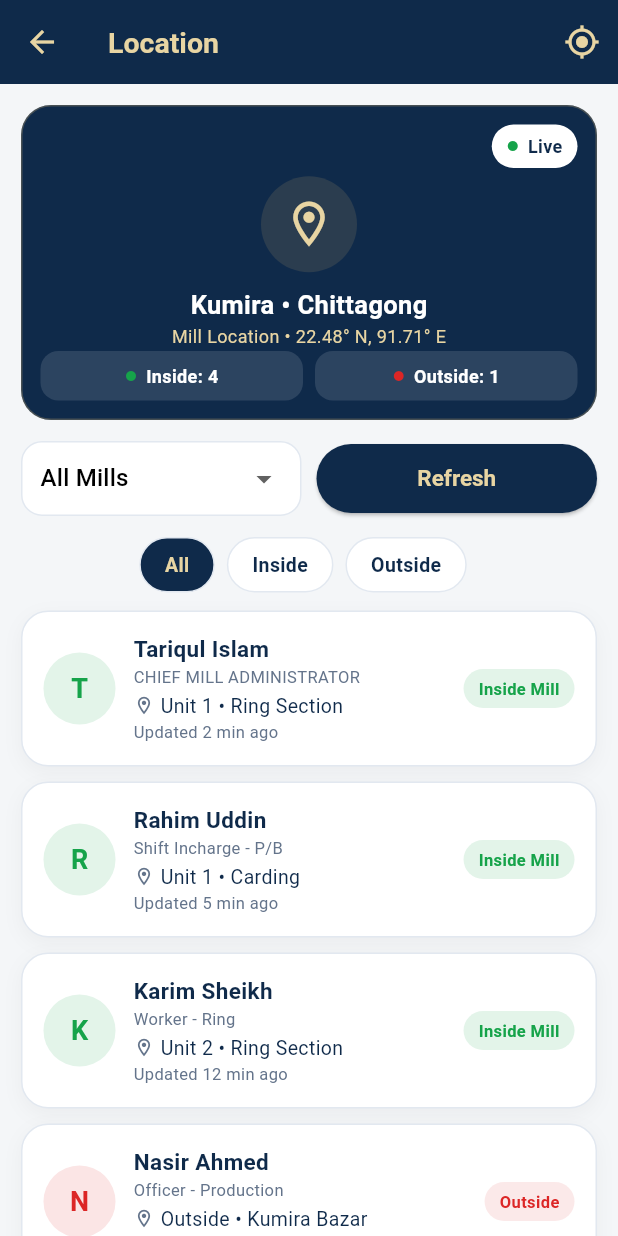
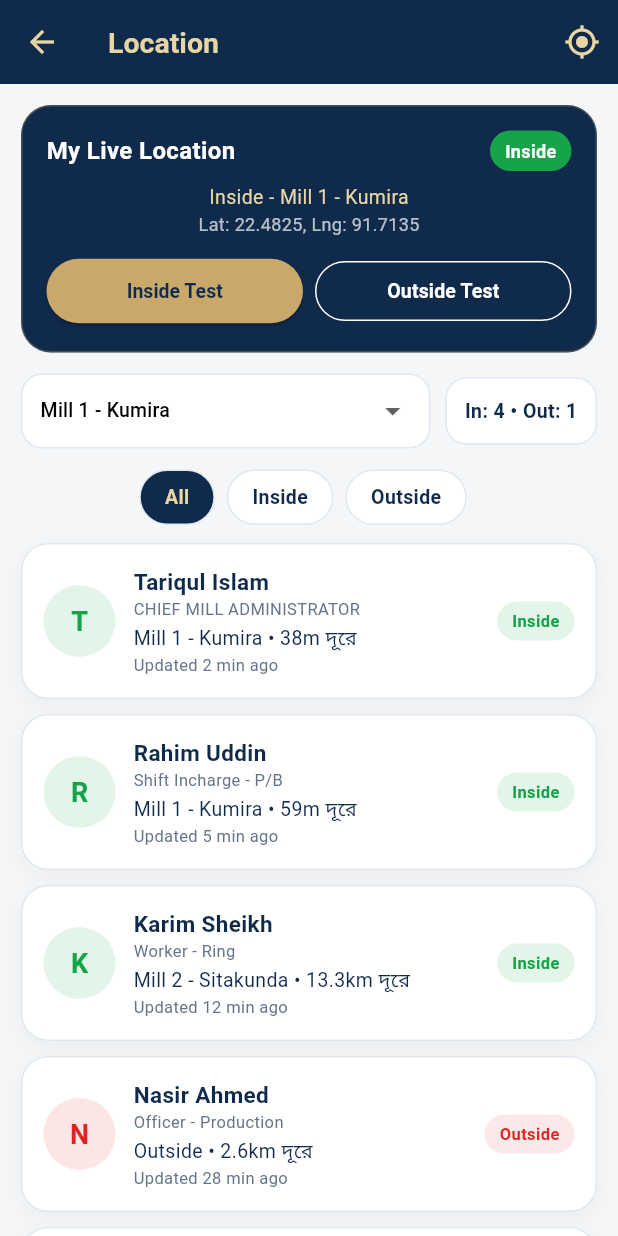
Before and after one commit to mirashiqurwork-hub/Kormi01, a Flutter app: the LocationScreen screen opened by its route, on a phone screen of 412 x 824 dp. Run offline on Flutter 3.47's test engine with Material 3 defaults, Android fonts, the phone set to English and light mode, and no system bars; our stand-ins replace hive, image_picker; accounts and stored records are empty.

Commit message:
Update location_screen.dart

```diff
--- a/lib/screens/location_screen.dart
+++ b/lib/screens/location_screen.dart
@@ -1,8 +1,9 @@
-// KORMI - Location Screen
-// Live Location + Worker Location + Mill Location
+// KORMI - Location Screen - REAL ACTION
+// LocationService দিয়ে Inside / Outside + Distance Real Check
 
 import 'package:flutter/material.dart';
 import '../theme/kormi_theme.dart';
+import '../services/location_service.dart';
 
 class LocationScreen extends StatefulWidget {
   const LocationScreen({super.key});
@@ -13,65 +14,59 @@ class LocationScreen extends StatefulWidget {
 
 class _LocationScreenState extends State<LocationScreen> {
   String _filter = 'All';
-  String _selectedMill = 'All Mills';
+  String _selectedMill = 'Mill 1 - Kumira';
 
-  final List<Map<String, dynamic>> _locations = [
-    {
-      'name': 'Tariqul Islam',
-      'role': 'CHIEF MILL ADMINISTRATOR',
-      'place': 'Unit 1 • Ring Section',
-      'time': '2 min ago',
-      'status': 'Inside Mill',
-      'color': KormiColors.green,
-    },
-    {
-      'name': 'Rahim Uddin',
-      'role': 'Shift Incharge - P/B',
-      'place': 'Unit 1 • Carding',
-      'time': '5 min ago',
-      'status': 'Inside Mill',
-      'color': KormiColors.green,
-    },
-    {
-      'name': 'Karim Sheikh',
-      'role': 'Worker - Ring',
-      'place': 'Unit 2 • Ring Section',
-      'time': '12 min ago',
-      'status': 'Inside Mill',
-      'color': KormiColors.green,
-    },
-    {
-      'name': 'Nasir Ahmed',
-      'role': 'Officer - Production',
-      'place': 'Outside • Kumira Bazar',
-      'time': '28 min ago',
-      'status': 'Outside',
-      'color': KormiColors.red,
-    },
-    {
-      'name': 'Jashim Uddin',
-      'role': 'Worker - Packing',
-      'place': 'Unit 1 • Packing',
-      'time': '1 min ago',
-      'status': 'Inside Mill',
-      'color': KormiColors.green,
-    },
+  // My Current Location - Demo, আসল GPS এলে এখানে GPS Lat/Lng বসবে
+  double _myLat = 22.4825;
+  double _myLng = 91.7135;
+
+  final List<Map<String, dynamic>> _workers = [
+    {'name': 'Tariqul Islam', 'role': 'CHIEF MILL ADMINISTRATOR', 'lat': 22.4825, 'lng': 91.7135, 'time': '2 min ago'},
+    {'name': 'Rahim Uddin', 'role': 'Shift Incharge - P/B', 'lat': 22.4828, 'lng': 91.7130, 'time': '5 min ago'},
+    {'name': 'Karim Sheikh', 'role': 'Worker - Ring', 'lat': 22.5925, 'lng': 91.6620, 'time': '12 min ago'},
+    {'name': 'Nasir Ahmed', 'role': 'Officer - Production', 'lat': 22.5000, 'lng': 91.7300, 'time': '28 min ago'},
+    {'name': 'Jashim Uddin', 'role': 'Worker - Packing', 'lat': 22.4820, 'lng': 91.7140, 'time': '1 min ago'},
   ];
 
+  MillLocation get _currentMill {
+    return LocationService.mills.firstWhere(
+      (m) => m.name == _selectedMill,
+      orElse: () => LocationService.mills.first,
+    );
+  }
+
   List<Map<String, dynamic>> get _filtered {
-    if (_filter == 'Inside') {
-      return _locations.where((e) => e['status'] == 'Inside Mill').toList();
+    final withStatus = _workers.map((w) {
+      final mill = LocationService.findCurrentMill(w['lat'], w['lng']);
+      final status = mill != null ? 'Inside Mill' : 'Outside';
+      final millName = mill?.name ?? 'Outside';
+      final dist = LocationService.distanceInMeters(w['lat'], w['lng'], _currentMill.lat, _currentMill.lng);
+      return {...w, 'status': status, 'millName': millName, 'distance': dist};
+    }).toList();
+
+    if (_filter == 'Inside') return withStatus.where((e) => e['status'] == 'Inside Mill').toList();
+    if (_filter == 'Outside') return withStatus.where((e) => e['status'] == 'Outside').toList();
+    return withStatus;
   }
-    if (_filter == 'Outside') {
-      return _locations.where((e) => e['status'] == 'Outside').toList();
-    }
-    return _locations;
+
+  void _refreshMyLocation({bool inside = true}) {
+    final demo = inside ? LocationService.demoInsideLocation() : LocationService.demoOutsideLocation();
+    setState(() {
+      _myLat = demo['lat']!;
+      _myLng = demo['lng']!;
+    });
+    final mill = LocationService.findCurrentMill(_myLat, _myLng);
+    ScaffoldMessenger.of(context).showSnackBar(
+      SnackBar(content: Text(mill != null ? 'আপনি Inside - ${mill.name}' : 'আপনি Outside - Mill এর বাইরে')),
+    );
   }
 
   @override
   Widget build(BuildContext context) {
-    final inside = _locations.where((e) => e['status'] == 'Inside Mill').length;
-    final outside = _locations.length - inside;
+    final insideCount = _workers.where((w) => LocationService.findCurrentMill(w['lat'], w['lng']) != null).length;
+    final outsideCount = _workers.length - insideCount;
+    final myMill = LocationService.findCurrentMill(_myLat, _myLng);
+    final myStatus = myMill != null ? 'Inside - ${myMill.name}' : 'Outside';
 
     return Scaffold(
       backgroundColor: KormiColors.bg,
@@ -80,122 +75,90 @@ class _LocationScreenState extends State<LocationScreen> {
         foregroundColor: KormiColors.goldLight,
         title: const Text('Location'),
         actions: [
-          IconButton(
-            icon: const Icon(Icons.my_location_outlined),
-            onPressed: () {
-              ScaffoldMessenger.of(context).showSnackBar(
-                const SnackBar(content: Text('আপনার Live Location আপডেট করা হয়েছে')),
-              );
-            },
-          ),
+          IconButton(icon: const Icon(Icons.my_location_outlined), onPressed: () => _refreshMyLocation(inside: true)),
         ],
       ),
       body: SingleChildScrollView(
         padding: const EdgeInsets.all(14),
         child: Column(
           children: [
-            // Map Placeholder - Premium Navy Card
+            // My Location Card - Real Check
             Container(
               width: double.infinity,
-              height: 210,
+              padding: const EdgeInsets.all(16),
               decoration: BoxDecoration(
                 color: KormiColors.navy,
                 borderRadius: BorderRadius.circular(20),
                 border: Border.all(color: KormiColors.gold.withOpacity(0.3)),
               ),
-              child: Stack(
+              child: Column(
                 children: [
-                  Center(
-                    child: Column(
-                      mainAxisAlignment: MainAxisAlignment.center,
+                  Row(
+                    mainAxisAlignment: MainAxisAlignment.spaceBetween,
                     children: [
+                      const Text('My Live Location', style: TextStyle(color: Colors.white, fontWeight: FontWeight.bold, fontSize: 16)),
                       Container(
-                          padding: const EdgeInsets.all(14),
-                          decoration: BoxDecoration(
-                            color: KormiColors.gold.withOpacity(0.15),
-                            shape: BoxShape.circle,
+                        padding: const EdgeInsets.symmetric(horizontal: 10, vertical: 5),
+                        decoration: BoxDecoration(color: myMill != null ? KormiColors.green : KormiColors.red, borderRadius: BorderRadius.circular(20)),
+                        child: Text(myMill != null ? 'Inside' : 'Outside', style: const TextStyle(color: Colors.white, fontWeight: FontWeight.bold, fontSize: 12)),
                       ),
-                          child: const Icon(Icons.location_on_outlined, color: KormiColors.goldLight, size: 36),
-                        ),
-                        const SizedBox(height: 10),
-                        const Text('Kumira • Chittagong',
-                            style: TextStyle(color: Colors.white, fontWeight: FontWeight.bold, fontSize: 17)),
-                        const Text('Mill Location • 22.48° N, 91.71° E',
-                            style: TextStyle(color: KormiColors.goldLight, fontSize: 12)),
                     ],
                   ),
-                  ),
-                  Positioned(
-                    top: 12,
-                    right: 12,
-                    child: Container(
-                      padding: const EdgeInsets.symmetric(horizontal: 10, vertical: 6),
-                      decoration: BoxDecoration(color: Colors.white, borderRadius: BorderRadius.circular(20)),
-                      child: const Row(
+                  const SizedBox(height: 8),
+                  Text(myStatus, style: const TextStyle(color: KormiColors.goldLight, fontSize: 13)),
+                  Text('Lat: $_myLat, Lng: $_myLng', style: const TextStyle(color: Colors.white70, fontSize: 12)),
+                  const SizedBox(height: 12),
+                  Row(
                     children: [
-                          Icon(Icons.circle, color: KormiColors.green, size: 8),
-                          SizedBox(width: 6),
-                          Text('Live', style: TextStyle(fontWeight: FontWeight.bold, fontSize: 12, color: KormiColors.navy)),
-                        ],
+                      Expanded(
+                        child: ElevatedButton(
+                          onPressed: () => _refreshMyLocation(inside: true),
+                          style: ElevatedButton.styleFrom(backgroundColor: KormiColors.gold, foregroundColor: KormiColors.navy, shape: RoundedRectangleBorder(borderRadius: BorderRadius.circular(30))),
+                          child: const Text('Inside Test', style: TextStyle(fontWeight: FontWeight.bold, fontSize: 13)),
                         ),
                       ),
+                      const SizedBox(width: 8),
+                      Expanded(
+                        child: OutlinedButton(
+                          onPressed: () => _refreshMyLocation(inside: false),
+                          style: OutlinedButton.styleFrom(side: const BorderSide(color: Colors.white), shape: RoundedRectangleBorder(borderRadius: BorderRadius.circular(30))),
+                          child: const Text('Outside Test', style: TextStyle(color: Colors.white, fontWeight: FontWeight.bold, fontSize: 13)),
                         ),
-                  Positioned(
-                    bottom: 12,
-                    left: 12,
-                    right: 12,
-                    child: Row(
-                      children: [
-                        Expanded(child: _mapStat('Inside', '$inside', KormiColors.green)),
-                        const SizedBox(width: 8),
-                        Expanded(child: _mapStat('Outside', '$outside', KormiColors.red)),
+                      ),
                     ],
-                    ),
                   ),
                 ],
               ),
             ),
             const SizedBox(height: 14),
 
-            // Mill Selector
+            // Mill Selector + Counts
             Row(
               children: [
                 Expanded(
                   child: Container(
                     padding: const EdgeInsets.symmetric(horizontal: 12),
-                    decoration: BoxDecoration(
-                      color: Colors.white,
-                      borderRadius: BorderRadius.circular(14),
-                      border: Border.all(color: KormiColors.border),
-                    ),
+                    decoration: BoxDecoration(color: Colors.white, borderRadius: BorderRadius.circular(14), border: Border.all(color: KormiColors.border)),
                     child: DropdownButtonHideUnderline(
                       child: DropdownButton<String>(
                         value: _selectedMill,
                         isExpanded: true,
-                        items: ['All Mills', 'Mill 1 - Kumira', 'Mill 2 - Sitakunda', 'Mill 3 - Bhatiary']
-                            .map((e) => DropdownMenuItem(value: e, child: Text(e)))
-                            .toList(),
+                        items: LocationService.mills.map((m) => DropdownMenuItem(value: m.name, child: Text(m.name, style: const TextStyle(fontSize: 13)))).toList(),
                         onChanged: (v) => setState(() => _selectedMill = v!),
                       ),
                     ),
                   ),
                 ),
                 const SizedBox(width: 10),
-                Expanded(
-                  child: KormiPrimaryButton(
-                    label: 'Refresh',
-                    onPressed: () {
-                      ScaffoldMessenger.of(context).showSnackBar(
-                        const SnackBar(content: Text('Location Refresh করা হয়েছে')),
-                      );
-                    },
-                  ),
+                Container(
+                  padding: const EdgeInsets.symmetric(horizontal: 12, vertical: 12),
+                  decoration: BoxDecoration(color: Colors.white, borderRadius: BorderRadius.circular(14), border: Border.all(color: KormiColors.border)),
+                  child: Text('In: $insideCount • Out: $outsideCount', style: const TextStyle(fontWeight: FontWeight.bold, color: KormiColors.navy, fontSize: 13)),
                 ),
               ],
             ),
             const SizedBox(height: 14),
 
-            // Filter chips
             SingleChildScrollView(
               scrollDirection: Axis.horizontal,
               child: Row(
@@ -207,16 +170,8 @@ class _LocationScreenState extends State<LocationScreen> {
                       onTap: () => setState(() => _filter = f),
                       child: Container(
                         padding: const EdgeInsets.symmetric(horizontal: 16, vertical: 8),
-                        decoration: BoxDecoration(
-                          color: active ? KormiColors.navy : Colors.white,
-                          borderRadius: BorderRadius.circular(30),
-                          border: Border.all(color: KormiColors.border),
-                        ),
-                        child: Text(f,
-                            style: TextStyle(
-                                color: active ? KormiColors.goldLight : KormiColors.navy,
-                                fontWeight: FontWeight.bold,
-                                fontSize: 13)),
+                        decoration: BoxDecoration(color: active ? KormiColors.navy : Colors.white, borderRadius: BorderRadius.circular(30), border: Border.all(color: KormiColors.border)),
+                        child: Text(f, style: TextStyle(color: active ? KormiColors.goldLight : KormiColors.navy, fontWeight: FontWeight.bold, fontSize: 13)),
                       ),
                     ),
                   );
@@ -225,9 +180,10 @@ class _LocationScreenState extends State<LocationScreen> {
             ),
             const SizedBox(height: 12),
 
-            // Location List
             ..._filtered.map((loc) {
-              final insideMill = loc['status'] == 'Inside Mill';
+              final inside = loc['status'] == 'Inside Mill';
+              final dist = loc['distance'] as double;
+              final distText = dist < 1000 ? '${dist.toStringAsFixed(0)}m' : '${(dist / 1000).toStringAsFixed(1)}km';
               return Padding(
                 padding: const EdgeInsets.only(bottom: 10),
                 child: KormiCard(
@@ -235,9 +191,8 @@ class _LocationScreenState extends State<LocationScreen> {
                     children: [
                       CircleAvatar(
                         radius: 24,
-                        backgroundColor: (loc['color'] as Color).withOpacity(0.12),
-                        child: Text((loc['name'] as String)[0],
-                            style: TextStyle(fontWeight: FontWeight.bold, color: loc['color'] as Color, fontSize: 18)),
+                        backgroundColor: (inside ? KormiColors.green : KormiColors.red).withOpacity(0.12),
+                        child: Text((loc['name'] as String)[0], style: TextStyle(fontWeight: FontWeight.bold, color: inside ? KormiColors.green : KormiColors.red, fontSize: 18)),
                       ),
                       const SizedBox(width: 12),
                       Expanded(
@@ -247,31 +202,15 @@ class _LocationScreenState extends State<LocationScreen> {
                             Text(loc['name'], style: const TextStyle(fontWeight: FontWeight.bold, color: KormiColors.navy, fontSize: 15)),
                             Text(loc['role'], style: const TextStyle(color: KormiColors.textGrey, fontSize: 11)),
                             const SizedBox(height: 2),
-                            Row(
-                              children: [
-                                const Icon(Icons.location_on_outlined, size: 14, color: KormiColors.textGrey),
-                                const SizedBox(width: 4),
-                                Expanded(
-                                  child: Text(loc['place'],
-                                      style: const TextStyle(color: KormiColors.navy, fontSize: 13)),
-                                ),
-                              ],
-                            ),
+                            Text('${loc['millName']} • $distText দূরে', style: const TextStyle(color: KormiColors.navy, fontSize: 13)),
                             Text('Updated ${loc['time']}', style: const TextStyle(color: KormiColors.textGrey, fontSize: 11)),
                           ],
                         ),
                       ),
                       Container(
                         padding: const EdgeInsets.symmetric(horizontal: 10, vertical: 5),
-                        decoration: BoxDecoration(
-                          color: insideMill ? KormiColors.green.withOpacity(0.12) : KormiColors.red.withOpacity(0.10),
-                          borderRadius: BorderRadius.circular(20),
-                        ),
-                        child: Text(loc['status'],
-                            style: TextStyle(
-                                color: insideMill ? KormiColors.green : KormiColors.red,
-                                fontWeight: FontWeight.bold,
-                                fontSize: 11)),
+                        decoration: BoxDecoration(color: inside ? KormiColors.green.withOpacity(0.12) : KormiColors.red.withOpacity(0.10), borderRadius: BorderRadius.circular(20)),
+                        child: Text(inside ? 'Inside' : 'Outside', style: TextStyle(color: inside ? KormiColors.green : KormiColors.red, fontWeight: FontWeight.bold, fontSize: 11)),
                       ),
                     ],
                   ),
@@ -279,29 +218,10 @@ class _LocationScreenState extends State<LocationScreen> {
               );
             }),
             const SizedBox(height: 8),
-            const Text(
-              'Location শুধু Admin / Management দেখতে পারবে। Worker শুধু নিজের Location দেখবে।',
-              textAlign: TextAlign.center,
-              style: TextStyle(color: KormiColors.textGrey, fontSize: 12),
-            ),
+            const Text('Location শুধু Admin / Management দেখতে পারবে। Worker শুধু নিজের Location দেখবে।', textAlign: TextAlign.center, style: TextStyle(color: KormiColors.textGrey, fontSize: 12)),
           ],
         ),
       ),
     );
   }
-
-  Widget _mapStat(String label, String value, Color color) {
-    return Container(
-      padding: const EdgeInsets.symmetric(vertical: 8),
-      decoration: BoxDecoration(color: Colors.white.withOpacity(0.12), borderRadius: BorderRadius.circular(12)),
-      child: Row(
-        mainAxisAlignment: MainAxisAlignment.center,
-        children: [
-          Icon(Icons.circle, color: color, size: 8),
-          const SizedBox(width: 6),
-          Text('$label: $value', style: const TextStyle(color: Colors.white, fontWeight: FontWeight.bold, fontSize: 12)),
-        ],
-      ),
-    );
 }
-}
```
Lines whose indentation alone changed are shown as unchanged.
